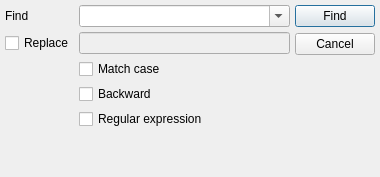
First picture: the form in src/gui/FindDlg.ui, repository Mezomish/juffed, before the edit.
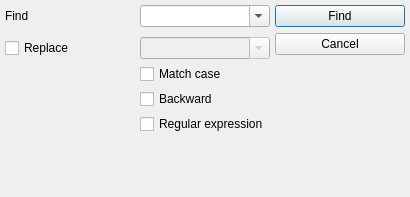
Second picture: the form after the edit.

Commit message: Added: combobox instead of 'replace' line edit to 'Find' dialog

Patch:
```diff
--- a/src/gui/FindDlg.ui
+++ b/src/gui/FindDlg.ui
@@ -5,8 +5,8 @@
    <rect>
     <x>0</x>
     <y>0</y>
-    <width>380</width>
-    <height>177</height>
+    <width>410</width>
+    <height>197</height>
    </rect>
   </property>
   <property name="sizePolicy" >
@@ -25,14 +25,7 @@
    <property name="spacing" >
     <number>5</number>
    </property>
-   <item row="2" column="2" >
-    <widget class="QLineEdit" name="replaceToEd" >
-     <property name="enabled" >
-      <bool>false</bool>
-     </property>
-    </widget>
-   </item>
-   <item row="6" column="2" >
+   <item row="7" column="2" >
     <spacer>
      <property name="orientation" >
       <enum>Qt::Vertical</enum>
@@ -45,7 +38,7 @@
      </property>
     </spacer>
    </item>
-   <item row="2" column="1" >
+   <item row="3" column="1" >
     <widget class="QCheckBox" name="replaceChk" >
      <property name="text" >
       <string>Replace</string>
@@ -55,14 +48,14 @@
      </property>
     </widget>
    </item>
-   <item row="3" column="2" >
+   <item row="4" column="2" >
     <widget class="QCheckBox" name="matchCaseChk" >
      <property name="text" >
       <string>Match case</string>
      </property>
     </widget>
    </item>
-   <item rowspan="4" row="1" column="3" >
+   <item rowspan="5" row="1" column="3" >
     <layout class="QVBoxLayout" >
      <property name="spacing" >
       <number>6</number>
@@ -109,14 +102,14 @@
      </property>
     </widget>
    </item>
-   <item row="4" column="2" >
+   <item row="5" column="2" >
     <widget class="QCheckBox" name="backwardChk" >
      <property name="text" >
       <string>Backward</string>
      </property>
     </widget>
    </item>
-   <item row="5" column="2" >
+   <item row="6" column="2" >
     <widget class="QCheckBox" name="regexpChk" >
      <property name="text" >
       <string>Regular expression</string>
@@ -130,6 +123,16 @@
      </property>
     </widget>
    </item>
+   <item row="3" column="2" >
+    <widget class="QComboBox" name="replaceCmb" >
+     <property name="enabled" >
+      <bool>false</bool>
+     </property>
+     <property name="editable" >
+      <bool>true</bool>
+     </property>
+    </widget>
+   </item>
   </layout>
  </widget>
  <tabstops>
```
Left out of the diff: 13 changed lines with no effect on the pictures. The commit also changes 2 other files.
